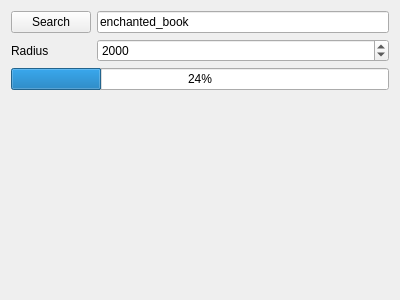
Before: the Qt Designer form searchentitywidget.ui in cre4ture/minutor-1, drawn with Qt 5.
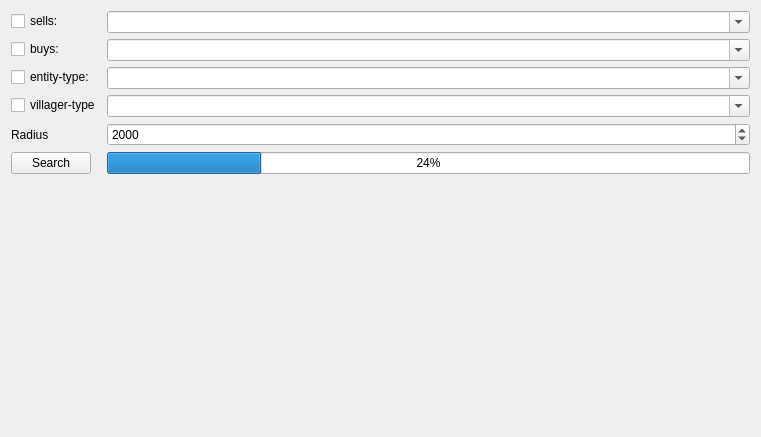
After: the same form once the commit is applied. Custom widgets are drawn as their Qt base class.

Commit message: Enhanced gui for searching entities

```diff
--- a/searchentitywidget.ui
+++ b/searchentitywidget.ui
@@ -6,8 +6,8 @@
    <rect>
     <x>0</x>
     <y>0</y>
-    <width>400</width>
-    <height>300</height>
+    <width>761</width>
+    <height>437</height>
    </rect>
   </property>
   <property name="windowTitle">
@@ -16,21 +16,28 @@
   <layout class="QVBoxLayout" name="verticalLayout">
    <item>
     <layout class="QFormLayout" name="formLayout">
+     <item row="0" column="0">
+      <widget class="QCheckBox" name="check_sells">
+       <property name="text">
+        <string>sells:</string>
+       </property>
+      </widget>
+     </item>
      <item row="1" column="0">
-      <widget class="QPushButton" name="pb_search">
+      <widget class="QCheckBox" name="check_buys">
        <property name="text">
-        <string>Search</string>
+        <string>buys:</string>
        </property>
       </widget>
      </item>
-     <item row="1" column="1">
-      <widget class="QLineEdit" name="le_searchText">
+     <item row="4" column="0">
+      <widget class="QLabel" name="label">
        <property name="text">
-        <string>enchanted_book</string>
+        <string>Radius</string>
        </property>
       </widget>
      </item>
-     <item row="2" column="1">
+     <item row="4" column="1">
       <widget class="QSpinBox" name="sb_radius">
        <property name="maximum">
         <number>999999999</number>
@@ -40,20 +47,62 @@
        </property>
       </widget>
      </item>
-     <item row="2" column="0">
-      <widget class="QLabel" name="label">
+     <item row="5" column="0">
+      <widget class="QPushButton" name="pb_search">
        <property name="text">
-        <string>Radius</string>
+        <string>Search</string>
        </property>
       </widget>
      </item>
-     <item row="3" column="0" colspan="2">
+     <item row="5" column="1">
       <widget class="QProgressBar" name="progressBar">
        <property name="value">
         <number>24</number>
        </property>
       </widget>
      </item>
+     <item row="2" column="0">
+      <widget class="QCheckBox" name="checkBox_3">
+       <property name="text">
+        <string>entity-type:</string>
+       </property>
+      </widget>
+     </item>
+     <item row="2" column="1">
+      <widget class="QComboBox" name="cb_entity_type">
+       <property name="editable">
+        <bool>true</bool>
+       </property>
+      </widget>
+     </item>
+     <item row="1" column="1">
+      <widget class="QComboBox" name="cb_buys">
+       <property name="editable">
+        <bool>true</bool>
+       </property>
+      </widget>
+     </item>
+     <item row="0" column="1">
+      <widget class="QComboBox" name="cb_sells">
+       <property name="editable">
+        <bool>true</bool>
+       </property>
+      </widget>
+     </item>
+     <item row="3" column="0">
+      <widget class="QCheckBox" name="check_villager_type">
+       <property name="text">
+        <string>villager-type</string>
+       </property>
+      </widget>
+     </item>
+     <item row="3" column="1">
+      <widget class="QComboBox" name="cb_villager_type">
+       <property name="editable">
+        <bool>true</bool>
+       </property>
+      </widget>
+     </item>
     </layout>
    </item>
    <item>
```
The commit also changes 2 other files.
